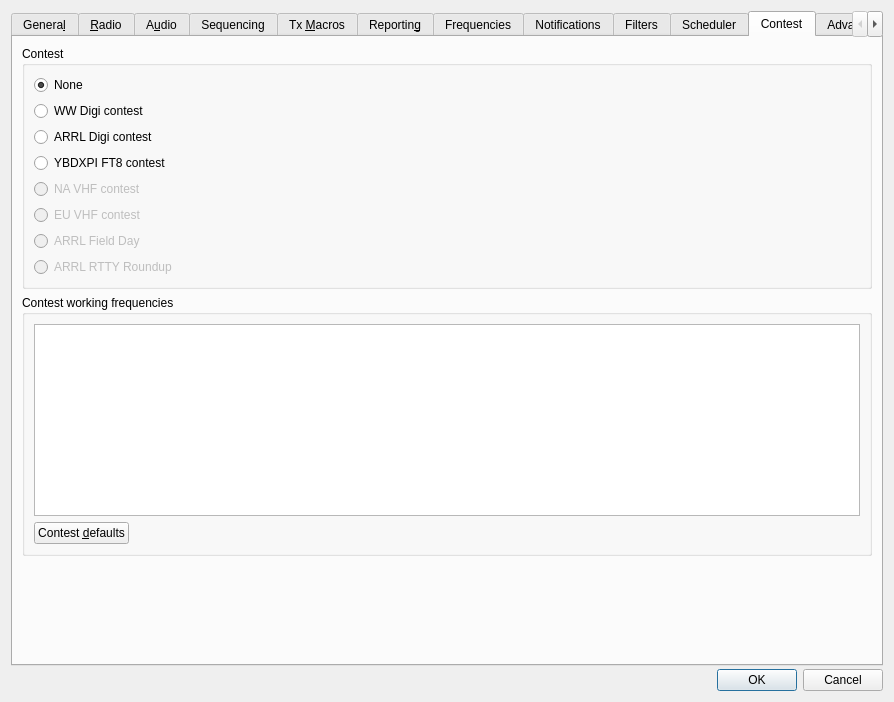
Qt form Configuration.ui (ce3tsk/jtdx_contest) before a commit.
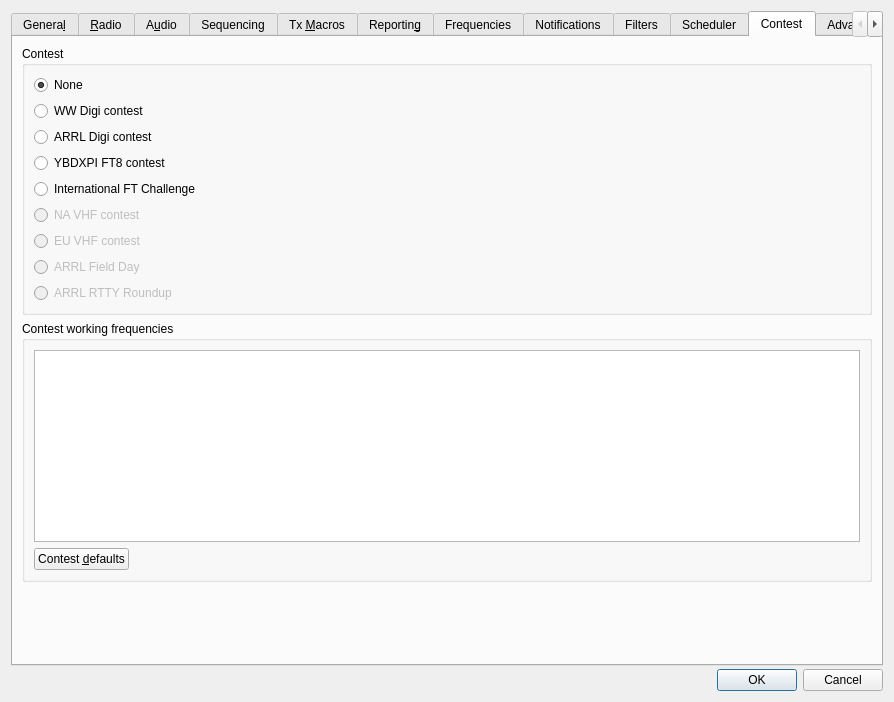
The same form after that commit. The open tabs and pages were chosen to show the change.

Commit message: Add the International FT Challenge contest: the normal FT8 and FT4 QSO with the grid in Tx1 and the reports after it, Skip Tx1 off and greyed with the Tx1 row usable, plain CQ, its five bands, WW Digi scoring with 1 point and no multiplier for a station that sends no grid, ZZ00 for a missing grid in the contest log only, a grid found only in CALL3.TXT counts as none, and its Cabrillo export with the reports beside the grids, +99 for a missing report as MSHV writes it, and the Classic overlay; in any contest no messages and no Tx without an own grid; in all 20 languages

Diff of the .ui file:
```diff
--- a/Configuration.ui
+++ b/Configuration.ui
@@ -7253,6 +7253,16 @@
             </property>
            </widget>
           </item>
+          <item>
+           <widget class="QRadioButton" name="rbSpecialOpFTChallenge">
+            <property name="text">
+             <string>International FT Challenge</string>
+            </property>
+            <property name="toolTip">
+             <string>&lt;html&gt;&lt;head/&gt;&lt;body&gt;&lt;p&gt;International FT Challenge, FT8 and FT4 on 80, 40, 20, 15 and 10 m. The normal QSO: your grid in Tx1, then the signal reports, so Skip Tx 1 is off and cannot be switched on. A QSO scores 1 point plus 1 for each full 3000 km. Without the other station's grid it scores 1 point, and the contest log gets ZZ00 for the grid. A station counts once per band. The multiplier is the 2 character grid field on each band.&lt;/p&gt;&lt;p&gt;While this is selected the grid highlighting below is set to per band on the grid field, and cannot be changed by hand. Your own settings are restored when you switch back to None.&lt;/p&gt;&lt;/body&gt;&lt;/html&gt;</string>
+            </property>
+           </widget>
+          </item>
           <item>
            <widget class="QRadioButton" name="rbSpecialOpNAVHF">
             <property name="enabled">
```
The commit also changes 36 other files.
